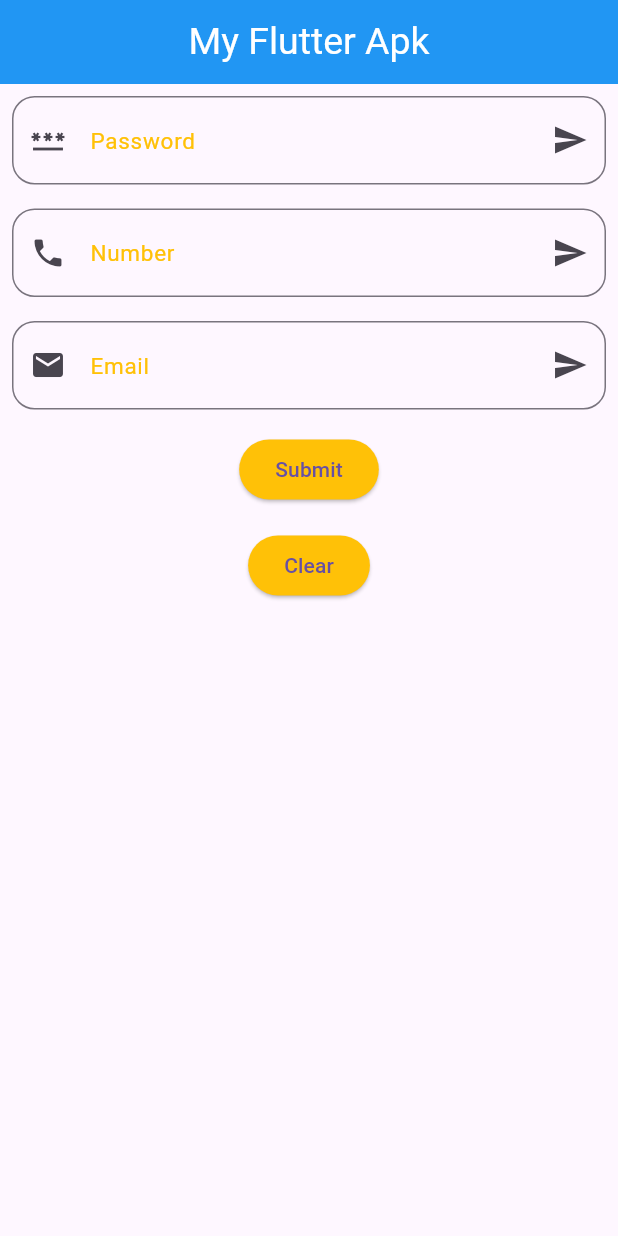
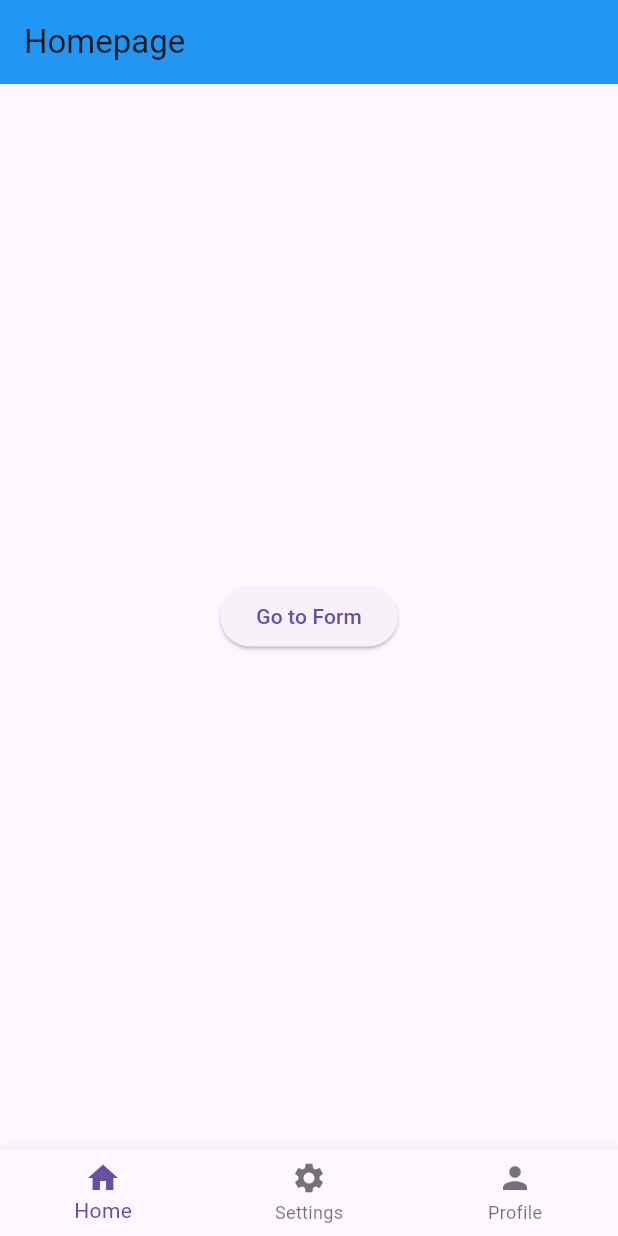
Before and after one commit to AshishDash9/built1, a Flutter app: the screen it shows after launch, on a phone screen of 412 x 824 dp. Run offline on Flutter 3.47's test engine with Material 3 defaults, Android fonts, the light colour scheme and no system bars.

Commit message:
new commit

```diff
--- /dev/null
+++ b/lib/home_page.dart
@@ -0,0 +1,43 @@
+import 'package:flutter/material.dart';
+import 'form_page.dart';
+
+class HomePage extends StatelessWidget {
+  const HomePage({super.key});
+
+  @override
+  Widget build(BuildContext context) {
+    return Scaffold(
+      appBar: AppBar(
+        title: const Text("Homepage"),
+        backgroundColor: Colors.blue,
+      ),
+      body: Center(
+        child: ElevatedButton(
+          onPressed: () {
+            Navigator.push(
+              context,
+              MaterialPageRoute(builder: (context) => const FormPage()),
+            );
+          },
+          child: const Text("Go to Form"),
+        ),
+      ),
+      bottomNavigationBar: BottomNavigationBar(
+        onTap: (index) {
+          // Just showing example
+          ScaffoldMessenger.of(context).showSnackBar(
+            SnackBar(content: Text("Tapped item $index")),
+          );
+        },
+        items: const [
+          BottomNavigationBarItem(
+              icon: Icon(Icons.home), label: "Home"),
+          BottomNavigationBarItem(
+              icon: Icon(Icons.settings), label: "Settings"),
+          BottomNavigationBarItem(
+              icon: Icon(Icons.person), label: "Profile"),
+        ],
+      ),
+    );
+  }
+}
--- a/lib/main.dart
+++ b/lib/main.dart
@@ -1,116 +1,20 @@
 import 'package:flutter/material.dart';
+import 'home_page.dart';
 
- main(){
-   runApp(const MyApp());
- }
-class MyApp extends StatelessWidget{
+void main() {
+  runApp(const MyApp());
+}
+
+class MyApp extends StatelessWidget {
   const MyApp({super.key});
 
   @override
   Widget build(BuildContext context) {
-return  MaterialApp(
-    theme: ThemeData(primarySwatch: Colors.blue),
-
-    debugShowCheckedModeBanner: false,
-    home:HomeActivity());
-
+    return MaterialApp(
+      title: 'My App',
+      debugShowCheckedModeBanner: false,
+      theme: ThemeData(primarySwatch: Colors.blue),
+      home: const HomePage(),
+    );
   }
-
 }
-class HomeActivity extends StatelessWidget{
-   MySnackBar(message,context){
-    return ScaffoldMessenger.of(context).showSnackBar(
-       SnackBar(content: Text(message))
-     );
-   }
-  @override
-
-  Widget build(BuildContext context) {
-     TextEditingController _numberControoler = TextEditingController();
-     TextEditingController _passwordControoler = TextEditingController();
-     TextEditingController _emailControoler = TextEditingController();
-   return Scaffold(
-     appBar: AppBar(
-       title: Column(
-         children: [
-           Text("My Flutter Apk",style: TextStyle(color: Colors.white,fontSize: 25),)
-         ],
-       ),
-       centerTitle: true,
-
-       backgroundColor: Colors.blue,
-     ),
-     body:Column(
-       children: [
-       Padding(
-         padding: const EdgeInsets.all(8.0),
-         child: TextField(
-           controller: _passwordControoler,
-            obscureText: true,
-           decoration: InputDecoration(
-             hintText: "Enter your password",
-             hintStyle: TextStyle(fontSize: 18,color: Colors.black),
-             labelText: "Password",
-             labelStyle: TextStyle(fontSize: 15,color: Colors.amber),
-             prefixIcon: Icon(Icons.password),
-             suffixIcon: Icon(Icons.send  ),
-             border: OutlineInputBorder(
-               borderRadius: BorderRadius.circular(15),
-               borderSide:BorderSide(color: Colors.lightBlue,width: 10)
-             )
-           ),
-         ),
-       ),
-         Padding(
-           padding: const EdgeInsets.all(8.0),
-           child: TextField(
-             controller: _numberControoler,
-             keyboardType: TextInputType.number ,
-             decoration: InputDecoration(
-                 hintText: "Enter your number",
-                 hintStyle: TextStyle(fontSize: 18,color: Colors.black),
-                 labelText: "Number",
-                 labelStyle: TextStyle(fontSize: 15,color: Colors.amber),
-                 prefixIcon: Icon(Icons.phone),
-                 suffixIcon: Icon(Icons.send  ),
-                 border: OutlineInputBorder(
-                     borderRadius: BorderRadius.circular(15),
-                     borderSide:BorderSide(color: Colors.lightBlue,width: 10)
-                 )
-             ),
-           ),
-         ),
-         Padding(
-           padding: const EdgeInsets.all(8.0),
-           child: TextField(
-          controller: _emailControoler,
-             decoration: InputDecoration(
-                 hintText: "Enter your email",
-                 hintStyle: TextStyle(fontSize: 18,color: Colors.black),
-                 labelText: "Email",
-                 labelStyle: TextStyle(fontSize: 15,color: Colors.amber),
-                 prefixIcon: Icon(Icons.email),
-                 suffixIcon: Icon(Icons.send  ),
-                 border: OutlineInputBorder(
-                     borderRadius: BorderRadius.circular(15),
-                     borderSide:BorderSide(color: Colors.lightBlue,width: 10)
-                 )
-             ),
-           ),
-         ),
-         Padding(
-           padding: const EdgeInsets.all(8.0),
-           child: ElevatedButton(onPressed: (){MySnackBar("Submitted", context);}, child: Text("Submit"),style:ElevatedButton.styleFrom(backgroundColor: Colors.amber),),
-         ),
-         Padding(
-           padding: const EdgeInsets.all(8.0),
-           child: ElevatedButton(onPressed: (){MySnackBar("Cleared", context);}, child:Text("Clear"),style: ElevatedButton.styleFrom(backgroundColor: Colors.amber),),
-         )
-       ],
-
-     ) ,
-   );
-  }
-
-
-}
--- a/lib/practice.dart
+++ /dev/null
@@ -1,17 +0,0 @@
-import 'package:flutter/cupertino.dart';
-import 'package:flutter/material.dart';
-import 'package:built1/Home.dart';
-
-void main(){
-  runApp( MyApk());
-}
- class MyApk extends StatelessWidget{
-  @override
-  Widget build(BuildContext context) {
-   return MaterialApp(
-     home: Home(),
-   );
-  }
-
-
-}
```
Also changed, not shown: lib/Home.dart (deleted, +0 -19 lines), lib/form_page.dart (added, +106 -0 lines).
